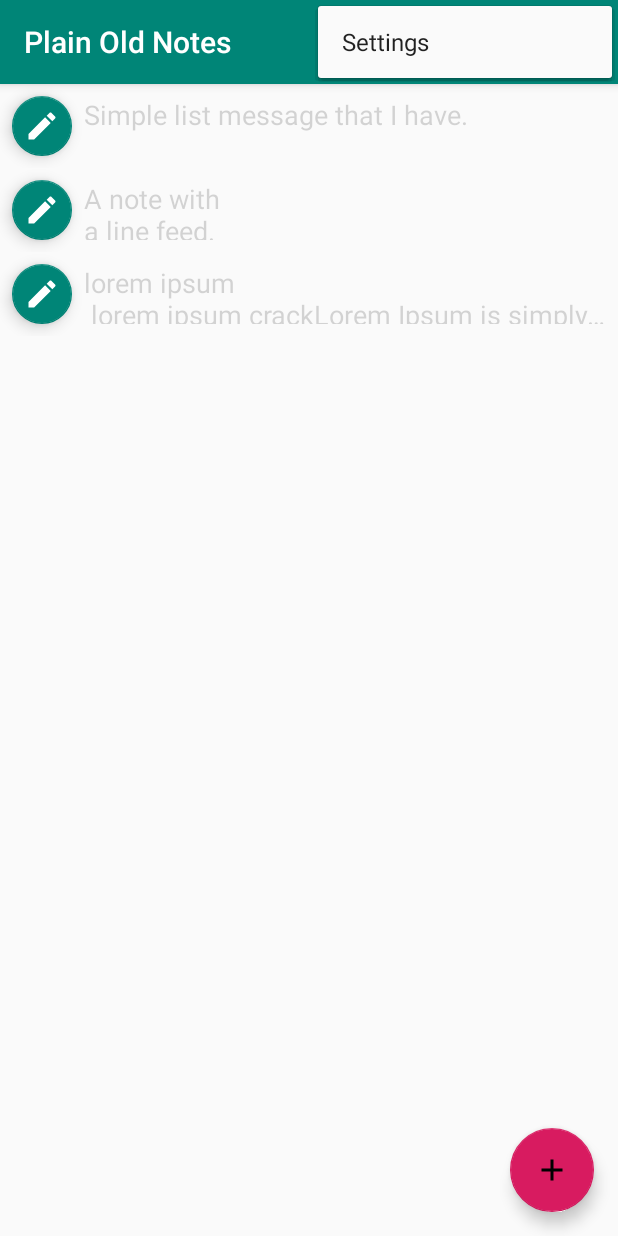
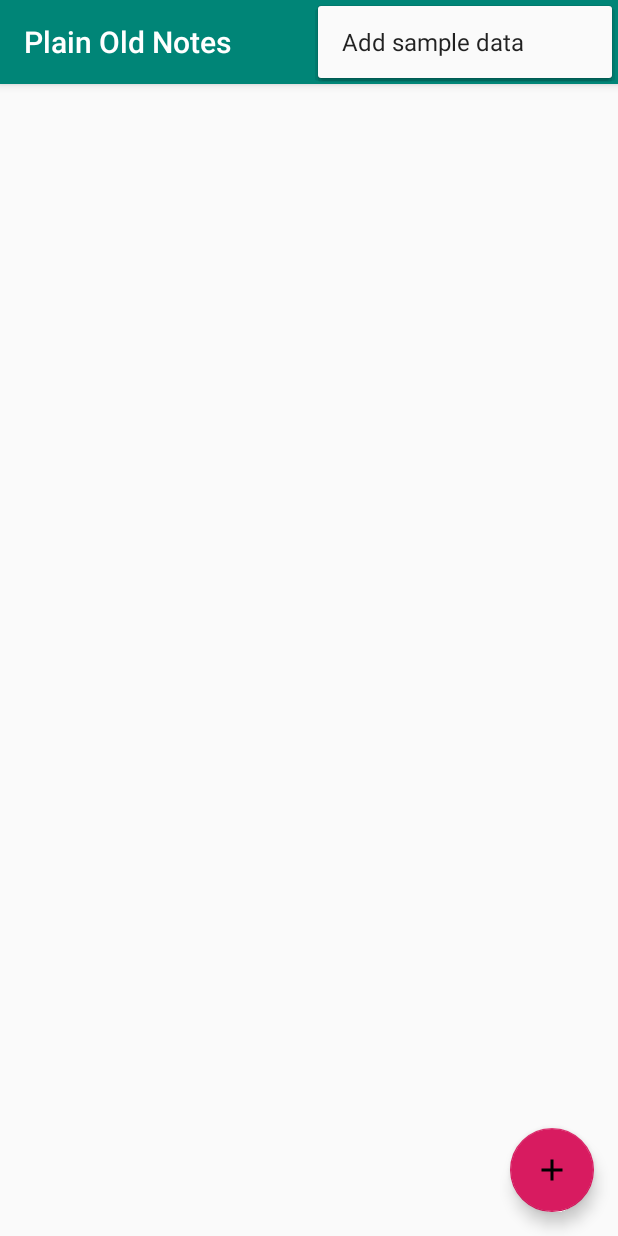
Before and after one commit to samarthya/AndroidAppNotes, an Android app: the screen it shows after launch (MainActivity), with the options menu open, on a phone screen of 412 x 824 dp. Run offline under Robolectric (Android 15) with nearby library versions, the phone set to English and light mode, and no system bars; our stand-ins replace ButterKnife, Room's generated code.

Commit message:
Added repository and modelview that adds data from DB.

```diff
--- a/app/src/main/java/me/samarthya/myapplication/MainActivity.java
+++ b/app/src/main/java/me/samarthya/myapplication/MainActivity.java
@@ -1,8 +1,10 @@
 package me.samarthya.myapplication;
 
+import android.arch.lifecycle.Observer;
 import android.arch.lifecycle.ViewModelProviders;
 import android.content.Intent;
 import android.os.Bundle;
+import android.support.annotation.Nullable;
 import android.support.v7.app.AppCompatActivity;
 import android.support.v7.widget.LinearLayoutManager;
 import android.support.v7.widget.RecyclerView;
@@ -10,7 +12,6 @@ import android.support.v7.widget.Toolbar;
 import android.util.Log;
 import android.view.Menu;
 import android.view.MenuItem;
-import android.view.View;
 
 import java.util.ArrayList;
 import java.util.List;
@@ -20,7 +21,6 @@ import butterknife.ButterKnife;
 import butterknife.OnClick;
 import me.samarthya.myapplication.database.NoteEntity;
 import me.samarthya.myapplication.ui.NotesAdapter;
-import me.samarthya.myapplication.utilities.SampleData;
 import me.samarthya.myapplication.viewmodel.MainViewModel;
 
 public class MainActivity extends AppCompatActivity {
@@ -46,19 +46,30 @@ public class MainActivity extends AppCompatActivity {
         setSupportActionBar(toolbar);
 
         ButterKnife.bind(this);
+        initRecyclerView();
         initViewModel();
-        initRecyclerView();
-
-        noteEntityList.addAll(SampleData.getNotes());
-
-        for (NoteEntity noteEntity: noteEntityList
-             ) {
-            Log.i("MyNotes", noteEntity.toString());
-        }
     }
 
     private void initViewModel() {
+
+        final Observer<List<NoteEntity>> notesObserver = new Observer<List<NoteEntity>>() {
+            @Override
+            public void onChanged(@Nullable List<NoteEntity> noteEntities) {
+                noteEntityList.clear();
+                noteEntityList.addAll(noteEntities);
+
+                if (mAdapter == null) {
+                    mAdapter = new NotesAdapter(noteEntityList, MainActivity.this);
+                    mRecyclerView.setAdapter(mAdapter);
+                } else {
+                    mAdapter.notifyDataSetChanged();
+                }
+
+            }
+        };
+
         mViewModel = ViewModelProviders.of(this).get(MainViewModel.class);
+        mViewModel.mNotes.observe(this, notesObserver);
     }
 
     /**
@@ -66,12 +77,11 @@ public class MainActivity extends AppCompatActivity {
      */
     private void initRecyclerView() {
         mRecyclerView.setHasFixedSize(true);
-        mAdapter = new NotesAdapter(noteEntityList, this);
+
 
         LinearLayoutManager linearLayoutManager = new LinearLayoutManager(this);
         mRecyclerView.setLayoutManager(linearLayoutManager);
 
-        mRecyclerView.setAdapter(mAdapter);
     }
 
     @Override
@@ -89,10 +99,16 @@ public class MainActivity extends AppCompatActivity {
         int id = item.getItemId();
 
         //noinspection SimplifiableIfStatement
-        if (id == R.id.action_settings) {
+        if (id == R.id.action_add_sample_data) {
+            addSampleData();
             return true;
         }
 
         return super.onOptionsItemSelected(item);
     }
+
+    private void addSampleData() {
+        Log.i("MyNotes", "addSampleData: Add sample data.");
+        mViewModel.addSampleData();
+    }
 }
--- /dev/null
+++ b/app/src/main/java/me/samarthya/myapplication/database/AppRepository.java
@@ -0,0 +1,60 @@
+package me.samarthya.myapplication.database;
+
+import android.arch.lifecycle.LiveData;
+import android.content.Context;
+
+import java.util.List;
+import java.util.concurrent.Executor;
+import java.util.concurrent.Executors;
+
+import me.samarthya.myapplication.utilities.SampleData;
+
+/**
+ * All room database operation must be performed in the background.
+ */
+public class AppRepository {
+    private static AppRepository ourInstance;
+
+    public LiveData<List<NoteEntity>> mNotes;
+    private AppDatabase mDb;
+
+    /**
+     * To ensure all operation are queued.
+     */
+    private Executor executor = Executors.newSingleThreadExecutor();
+
+    /**
+     * DB get first.
+     *
+     * @param context
+     */
+    private AppRepository(Context context) {
+        mDb = AppDatabase.getInstance(context);
+        mNotes = getAllNotes();
+    }
+
+    public static AppRepository getInstance(Context context) {
+        if (ourInstance == null) {
+            ourInstance = new AppRepository(context);
+        }
+        return ourInstance;
+    }
+
+    public void addSampleData() {
+        executor.execute(new Runnable() {
+            @Override
+            public void run() {
+                mDb.noteDao().insertAll(SampleData.getNotes());
+            }
+        });
+    }
+
+    /**
+     * No need for single thread as it is automatically taken care in the background.
+     *
+     * @return
+     */
+    private LiveData<List<NoteEntity>> getAllNotes() {
+        return mDb.noteDao().getAll();
+    }
+}
--- a/app/src/main/java/me/samarthya/myapplication/utilities/SampleData.java
+++ b/app/src/main/java/me/samarthya/myapplication/utilities/SampleData.java
@@ -26,11 +26,16 @@ public class SampleData {
         return cal.getTime();
     }
 
+    /**
+     * Sample dummy data.
+     *
+     * @return
+     */
     public static List<NoteEntity> getNotes() {
         List<NoteEntity> noteEntityList = new ArrayList<>();
-        noteEntityList.add(new NoteEntity(1, getDate(0), SAMPLE_STRING_1));
-        noteEntityList.add(new NoteEntity(2, getDate(-1), SAMPLE_STRING_2));
-        noteEntityList.add(new NoteEntity(3, getDate(-3), SAMPLE_STRING_3));
+        noteEntityList.add(new NoteEntity(getDate(0), SAMPLE_STRING_1));
+        noteEntityList.add(new NoteEntity(getDate(-1), SAMPLE_STRING_2));
+        noteEntityList.add(new NoteEntity(getDate(-3), SAMPLE_STRING_3));
         return noteEntityList;
     }
 }
--- a/app/src/main/java/me/samarthya/myapplication/viewmodel/MainViewModel.java
+++ b/app/src/main/java/me/samarthya/myapplication/viewmodel/MainViewModel.java
@@ -2,18 +2,29 @@ package me.samarthya.myapplication.viewmodel;
 
 import android.app.Application;
 import android.arch.lifecycle.AndroidViewModel;
+import android.arch.lifecycle.LiveData;
 import android.support.annotation.NonNull;
 
 import java.util.List;
 
+import me.samarthya.myapplication.database.AppRepository;
 import me.samarthya.myapplication.database.NoteEntity;
-import me.samarthya.myapplication.utilities.SampleData;
 
+/**
+ * Main view model.
+ */
 public class MainViewModel extends AndroidViewModel {
 
-    public List<NoteEntity> mNotes = SampleData.getNotes();
+    public LiveData<List<NoteEntity>> mNotes;
+    private AppRepository mRepository;
 
     public MainViewModel(@NonNull Application application) {
         super(application);
+        mRepository = AppRepository.getInstance(application.getApplicationContext());
+        mNotes = mRepository.mNotes;
+    }
+
+    public void addSampleData() {
+        mRepository.addSampleData();
     }
 }
--- a/app/src/main/res/layout/node_list_item.xml
+++ b/app/src/main/res/layout/node_list_item.xml
@@ -25,14 +25,13 @@
     <TextView
         android:id="@+id/note_text"
         android:layout_width="0dp"
-        android:layout_height="0dp"
+        android:layout_height="wrap_content"
         android:layout_margin="8dp"
-        android:layout_marginBottom="8dp"
         android:ellipsize="end"
         android:maxLines="2"
-        android:text="TextView"
         android:textColor="@color/list_text_color"
         android:textSize="@dimen/list_text_size"
+
         app:layout_constraintBottom_toBottomOf="parent"
         app:layout_constraintEnd_toEndOf="parent"
         app:layout_constraintStart_toEndOf="@+id/fab"
--- a/app/src/main/res/menu/menu_editor.xml
+++ b/app/src/main/res/menu/menu_editor.xml
@@ -3,8 +3,8 @@
     xmlns:tools="http://schemas.android.com/tools"
     tools:context="me.samarthya.myapplication.EditorActivity">
     <item
-        android:id="@+id/action_settings"
+        android:id="@+id/action_add_sample_data"
         android:orderInCategory="100"
-        android:title="@string/action_settings"
+        android:title="@string/action_add_sample_data"
         app:showAsAction="never" />
 </menu>
--- a/app/src/main/res/menu/menu_main.xml
+++ b/app/src/main/res/menu/menu_main.xml
@@ -2,9 +2,11 @@
     xmlns:app="http://schemas.android.com/apk/res-auto"
     xmlns:tools="http://schemas.android.com/tools"
     tools:context="me.samarthya.myapplication.MainActivity">
+
+    <!-- No Settings required so better use it to add the sample data. -->
     <item
-        android:id="@+id/action_settings"
+        android:id="@+id/action_add_sample_data"
         android:orderInCategory="100"
-        android:title="@string/action_settings"
+        android:title="@string/action_add_sample_data"
         app:showAsAction="never" />
 </menu>
--- a/app/src/main/res/values/strings.xml
+++ b/app/src/main/res/values/strings.xml
@@ -1,6 +1,6 @@
 <resources>
     <string name="app_name">Plain Old Notes</string>
-    <string name="action_settings">Settings</string>
+    <string name="action_add_sample_data">Add sample data</string>
     <string name="title_activity_editor">EditorActivity</string>
     <string name="large_text">
         "Material is the metaphor.\n\n"
```
